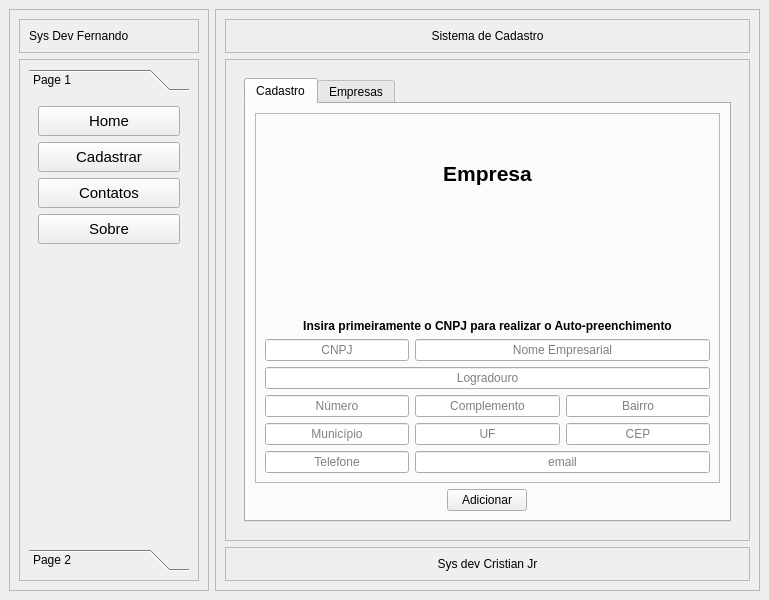
Above: main_window.ui from cristianjuniorpena/ProjectPySide6 before the change. Below: the same form after it.
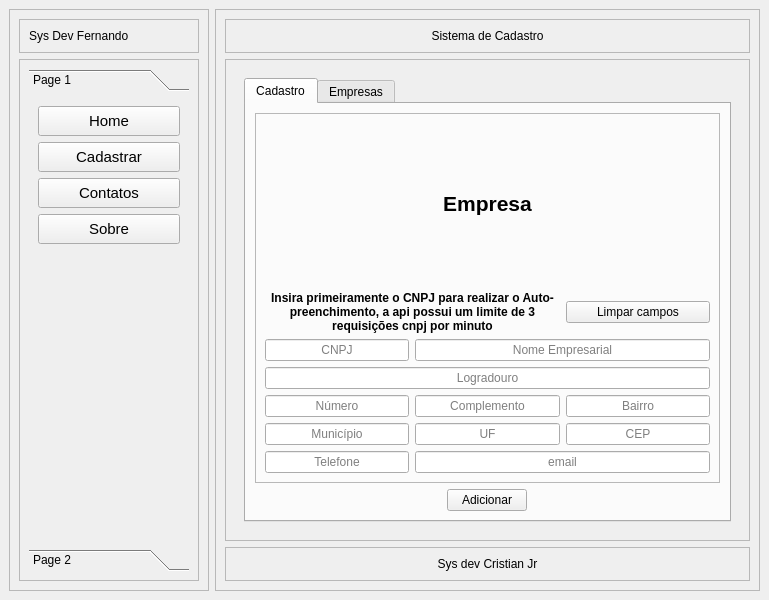
That is the form after the change. Icons and pictures are not drawn.

Commit message: clear button added

Patch:
```diff
--- a/main_window.ui
+++ b/main_window.ui
@@ -445,10 +445,17 @@
                        </property>
                       </widget>
                      </item>
-                     <item row="2" column="0" colspan="3">
+                     <item row="2" column="2">
+                      <widget class="QPushButton" name="btn_limpar">
+                       <property name="text">
+                        <string>Limpar campos</string>
+                       </property>
+                      </widget>
+                     </item>
+                     <item row="2" column="0" colspan="2">
                       <widget class="QLabel" name="label_12">
                        <property name="text">
-                        <string>&lt;html&gt;&lt;head/&gt;&lt;body&gt;&lt;p&gt;&lt;span style=&quot; font-weight:700;&quot;&gt;Insira primeiramente o CNPJ para realizar o Auto-preenchimento&lt;/span&gt;&lt;/p&gt;&lt;/body&gt;&lt;/html&gt;</string>
+                        <string>&lt;html&gt;&lt;head/&gt;&lt;body&gt;&lt;p&gt;&lt;span style=&quot; font-weight:700;&quot;&gt;Insira primeiramente o CNPJ para realizar o Auto-preenchimento,  a api possui um limite de 3 requisições cnpj por minuto&lt;/span&gt;&lt;/p&gt;&lt;/body&gt;&lt;/html&gt;</string>
                        </property>
                        <property name="alignment">
                         <set>Qt::AlignmentFlag::AlignBottom|Qt::AlignmentFlag::AlignHCenter</set>
```
The commit also changes 2 other files.
